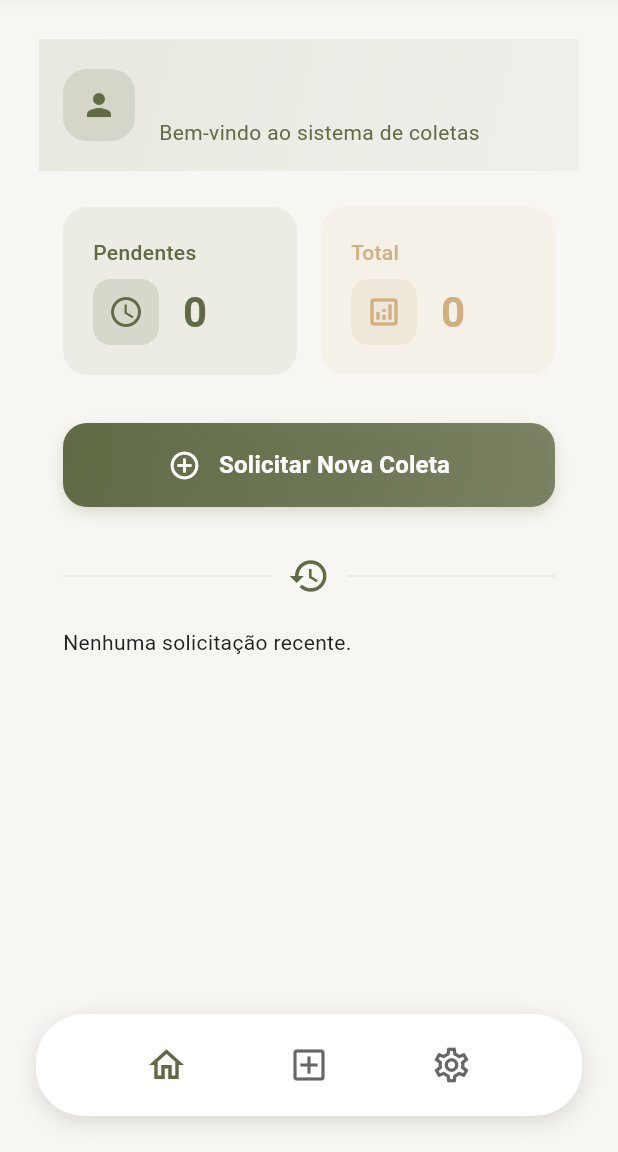
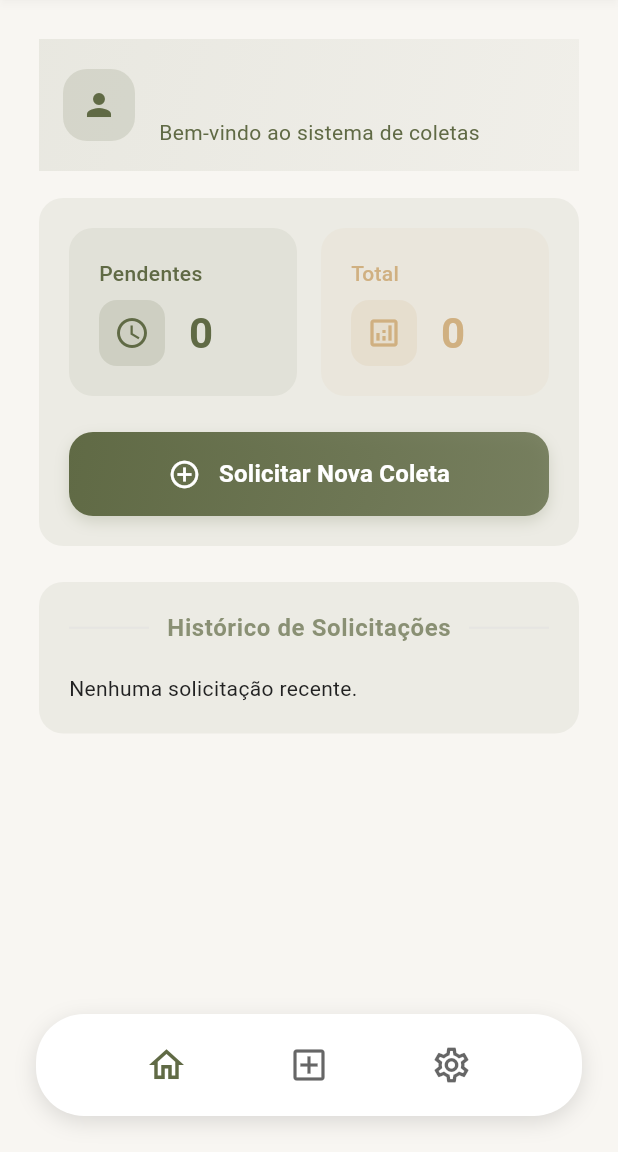
Before and after one commit to brunmdesv/rucopi, a Flutter app: the screen it shows once a user with an empty profile is signed in, on a phone screen of 412 x 824 dp, the part 84-1236 px from its top. Run offline on Flutter 3.47's test engine with Material 3 defaults, Android fonts, the phone set to English and light mode, and no system bars; our stand-ins replace flutter_dotenv, image_picker, shared_preferences, supabase_flutter; accounts and stored records are empty.

Commit message:
✨ Refatoração da seção de estatísticas na HomePage, unificando a exibição de pendentes e totais em um único card. Ajustes na formatação e responsividade do botão principal, melhorando a apresentação e a experiência do usuário.

```diff
--- a/mobile/rucopi_mobile/lib/pages/home_page.dart
+++ b/mobile/rucopi_mobile/lib/pages/home_page.dart
@@ -196,14 +196,20 @@ class _HomePageState extends State<HomePage> {
                       ),
                     ),
 
-                    const SizedBox(height: 24),
+                    const SizedBox(height: 6),
 
-                    // Seção de estatísticas
-                    Padding(
-                      padding: const EdgeInsets.symmetric(
-                        horizontal: AppSpacing.section,
+                    // Seção de estatísticas + botão principal em um único card
+                    Container(
+                      width: double.infinity,
+                      margin: const EdgeInsets.symmetric(vertical: 12),
+                      padding: const EdgeInsets.all(20),
+                      decoration: BoxDecoration(
+                        color: theme.primaryColor.withOpacity(0.08),
+                        borderRadius: BorderRadius.circular(16),
                       ),
-                      child: Row(
+                      child: Column(
+                        children: [
+                          Row(
                             children: [
                               Expanded(
                                 child: Container(
@@ -213,29 +219,27 @@ class _HomePageState extends State<HomePage> {
                                     borderRadius: BorderRadius.circular(16),
                                   ),
                                   child: Column(
-                                crossAxisAlignment: CrossAxisAlignment.start,
+                                    crossAxisAlignment:
+                                        CrossAxisAlignment.start,
                                     children: [
-                                  // Label na primeira linha
                                       Text(
                                         'Pendentes',
-                                    style: theme.textTheme.bodyMedium?.copyWith(
+                                        style: theme.textTheme.bodyMedium
+                                            ?.copyWith(
                                               color: theme.primaryColor,
                                               fontWeight: FontWeight.w500,
                                             ),
                                       ),
                                       const SizedBox(height: 8),
-                                  // Icone e quantidade na segunda linha
                                       Row(
                                         children: [
                                           Container(
                                             padding: const EdgeInsets.all(10),
                                             decoration: BoxDecoration(
-                                          color: theme.primaryColor.withOpacity(
-                                            0.15,
-                                          ),
-                                          borderRadius: BorderRadius.circular(
-                                            12,
-                                          ),
+                                              color: theme.primaryColor
+                                                  .withOpacity(0.15),
+                                              borderRadius:
+                                                  BorderRadius.circular(12),
                                             ),
                                             child: Icon(
                                               Icons.schedule_outlined,
@@ -246,7 +250,9 @@ class _HomePageState extends State<HomePage> {
                                           const SizedBox(width: 16),
                                           Text(
                                             solicitacoesPendentes.toString(),
-                                        style: theme.textTheme.headlineMedium
+                                            style: theme
+                                                .textTheme
+                                                .headlineMedium
                                                 ?.copyWith(
                                                   fontWeight: FontWeight.bold,
                                                   color: theme.primaryColor,
@@ -265,26 +271,27 @@ class _HomePageState extends State<HomePage> {
                                   decoration: BoxDecoration(
                                     color: theme.brightness == Brightness.dark
                                         ? theme.cardColor
-                                    : theme.colorScheme.secondary.withOpacity(
-                                        0.08,
-                                      ),
+                                        : theme.colorScheme.secondary
+                                              .withOpacity(0.08),
                                     borderRadius: BorderRadius.circular(16),
                                   ),
                                   child: Column(
-                                crossAxisAlignment: CrossAxisAlignment.start,
+                                    crossAxisAlignment:
+                                        CrossAxisAlignment.start,
                                     children: [
-                                  // Label na primeira linha
                                       Text(
                                         'Total',
-                                    style: theme.textTheme.bodyMedium?.copyWith(
-                                      color: theme.brightness == Brightness.dark
+                                        style: theme.textTheme.bodyMedium
+                                            ?.copyWith(
+                                              color:
+                                                  theme.brightness ==
+                                                      Brightness.dark
                                                   ? Colors.white70
                                                   : theme.colorScheme.secondary,
                                               fontWeight: FontWeight.w500,
                                             ),
                                       ),
                                       const SizedBox(height: 8),
-                                  // Icone e quantidade na segunda linha
                                       Row(
                                         children: [
                                           Container(
@@ -296,9 +303,8 @@ class _HomePageState extends State<HomePage> {
                                                   ? Colors.white24
                                                   : theme.colorScheme.secondary
                                                         .withOpacity(0.15),
-                                          borderRadius: BorderRadius.circular(
-                                            12,
-                                          ),
+                                              borderRadius:
+                                                  BorderRadius.circular(12),
                                             ),
                                             child: Icon(
                                               Icons.analytics_outlined,
@@ -313,14 +319,18 @@ class _HomePageState extends State<HomePage> {
                                           const SizedBox(width: 16),
                                           Text(
                                             solicitacoesTotais.toString(),
-                                        style: theme.textTheme.headlineMedium
+                                            style: theme
+                                                .textTheme
+                                                .headlineMedium
                                                 ?.copyWith(
                                                   fontWeight: FontWeight.bold,
                                                   color:
                                                       theme.brightness ==
                                                           Brightness.dark
                                                       ? Colors.white
-                                                  : theme.colorScheme.secondary,
+                                                      : theme
+                                                            .colorScheme
+                                                            .secondary,
                                                 ),
                                           ),
                                         ],
@@ -331,16 +341,9 @@ class _HomePageState extends State<HomePage> {
                               ),
                             ],
                           ),
-                    ),
-
-                    const SizedBox(height: 32),
-
+                          const SizedBox(height: 24),
                           // Botão principal
-                    Padding(
-                      padding: const EdgeInsets.symmetric(
-                        horizontal: AppSpacing.section,
-                      ),
-                      child: GestureDetector(
+                          GestureDetector(
                             onTap:
                                 widget.onAdd ??
                                 () {
@@ -387,7 +390,8 @@ class _HomePageState extends State<HomePage> {
                                   const SizedBox(width: 12),
                                   Text(
                                     'Solicitar Nova Coleta',
-                                style: theme.textTheme.titleMedium?.copyWith(
+                                    style: theme.textTheme.titleMedium
+                                        ?.copyWith(
                                           color: Colors.white,
                                           fontWeight: FontWeight.w600,
                                         ),
@@ -396,18 +400,24 @@ class _HomePageState extends State<HomePage> {
                               ),
                             ),
                           ),
+                        ],
                       ),
+                    ),
+                    const SizedBox(height: 0),
 
-                    const SizedBox(height: 32),
-                    // Seção Histórico de Solicitações
-                    Padding(
-                      padding: const EdgeInsets.symmetric(
-                        horizontal: AppSpacing.section,
+                    // Seção Histórico de Solicitações em um único card
+                    Container(
+                      width: double.infinity,
+                      margin: const EdgeInsets.symmetric(vertical: 12),
+                      padding: const EdgeInsets.all(20),
+                      decoration: BoxDecoration(
+                        color: theme.primaryColor.withOpacity(0.08),
+                        borderRadius: BorderRadius.circular(16),
                       ),
                       child: Column(
                         crossAxisAlignment: CrossAxisAlignment.start,
                         children: [
-                          // Separador visual
+                          // Separador visual com texto
                           Row(
                             children: [
                               Expanded(
@@ -420,10 +430,13 @@ class _HomePageState extends State<HomePage> {
                                 padding: const EdgeInsets.symmetric(
                                   horizontal: 12,
                                 ),
-                                child: Icon(
-                                  Icons.history,
-                                  color: theme.primaryColor,
-                                  size: 28,
+                                child: Text(
+                                  'Histórico de Solicitações',
+                                  style: theme.textTheme.bodySmall?.copyWith(
+                                    color: theme.textTheme.bodySmall?.color
+                                        ?.withOpacity(0.7),
+                                    fontWeight: FontWeight.w600,
+                                  ),
                                 ),
                               ),
                               Expanded(
```
Lines whose indentation alone changed are shown as unchanged.
